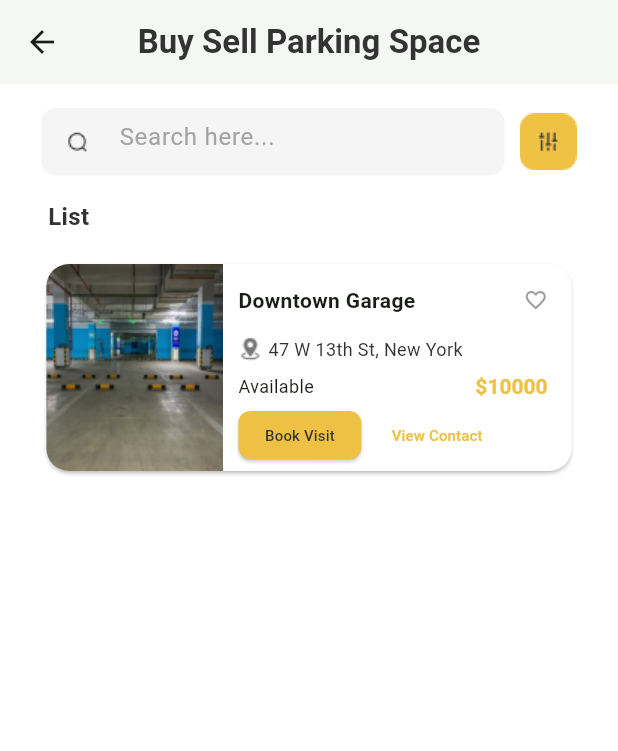
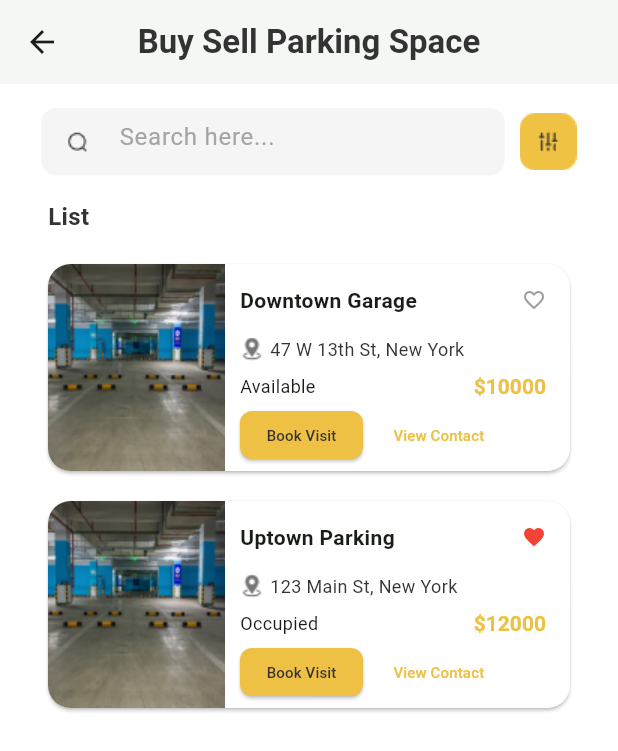
Before and after one commit to jagadeeshpilla29/JT_GET_SPOT, a Flutter app: the RentParkingSpaceScreen screen opened directly, on a phone screen of 412 x 824 dp. Shown: the top 751 px of the screen. Run offline on Flutter 3.47's test engine with Material 3 defaults, Android fonts, the phone set to English and light mode, and no system bars; our stand-ins replace bloc, carousel_slider, dio, flutter_bloc, flutter_secure_storage, get_it and 3 more; accounts and stored records are empty; network calls fail.

Commit message:
card fix

```diff
--- a/get_spot/lib/presentation/screen/rent parking space/rent_parking_space_list.dart
+++ b/get_spot/lib/presentation/screen/rent parking space/rent_parking_space_list.dart
@@ -8,14 +8,25 @@ class RentParkingSpaceScreen extends StatefulWidget {
 }
 
 class _RentParkingSpaceScreenState extends State<RentParkingSpaceScreen> {
-    final Map<String, dynamic> parkingSpace = {
+  final List<Map<String, dynamic>> parkingSpaces = [
+    {
       'name': 'Downtown Garage',
       'location': '47 W 13th St, New York',
       'status': 'Available',
       'price': 10000,
       'image': 'assets/images/garage1.png',
       'isFavorited': false,
-  };
+    },
+    {
+      'name': 'Uptown Parking',
+      'location': '123 Main St, New York',
+      'status': 'Occupied',
+      'price': 12000,
+      'image': 'assets/images/garage1.png',
+      'isFavorited': true,
+    },
+    // Add more parking space data here
+  ];
 
   @override
   Widget build(BuildContext context) {
@@ -66,17 +77,27 @@ class _RentParkingSpaceScreenState extends State<RentParkingSpaceScreen> {
                 child: Text('List', style: TextStyle(fontSize: 16, fontWeight: FontWeight.bold, color: AppColor.Black)),
               ),
             ),
-            SizedBox(height: 16),
-            Card(
+            SizedBox(height: 10),
+            Expanded(
+              child: ListView.builder(
+                itemCount: parkingSpaces.length,
+                itemBuilder: (context, index) {
+                  final parkingSpace = parkingSpaces[index];
+
+                  return Card(
+                    margin: EdgeInsets.symmetric(horizontal: 16, vertical: 10),
                     color: AppColor.White,
                     shape: RoundedRectangleBorder(borderRadius: BorderRadius.circular(15)),
-              child: SizedBox(
+                    child:
+                    SizedBox(
                       height: 138,
-                width: MediaQuery.of(context).size.width * 0.85,
+
                       child: Row(
                         crossAxisAlignment: CrossAxisAlignment.start,
                         children: [
-                    ClipRRect(borderRadius: BorderRadius.only(topLeft: Radius.circular(15), bottomLeft: Radius.circular(15)), child: Image.asset(parkingSpace['image'], fit: BoxFit.cover)),
+                          ClipRRect(
+                              borderRadius: BorderRadius.only(topLeft: Radius.circular(15), bottomLeft: Radius.circular(15)),
+                              child: Image.asset(parkingSpace['image'], fit: BoxFit.cover)),
                           Expanded(
                             child: Padding(
                               padding: const EdgeInsets.only(left: 10),
@@ -147,6 +168,9 @@ class _RentParkingSpaceScreenState extends State<RentParkingSpaceScreen> {
                         ],
                       ),
                     ),
+                  );
+                },
+              ),
             ),
           ],
         ),
```
Lines whose indentation alone changed are shown as unchanged.
